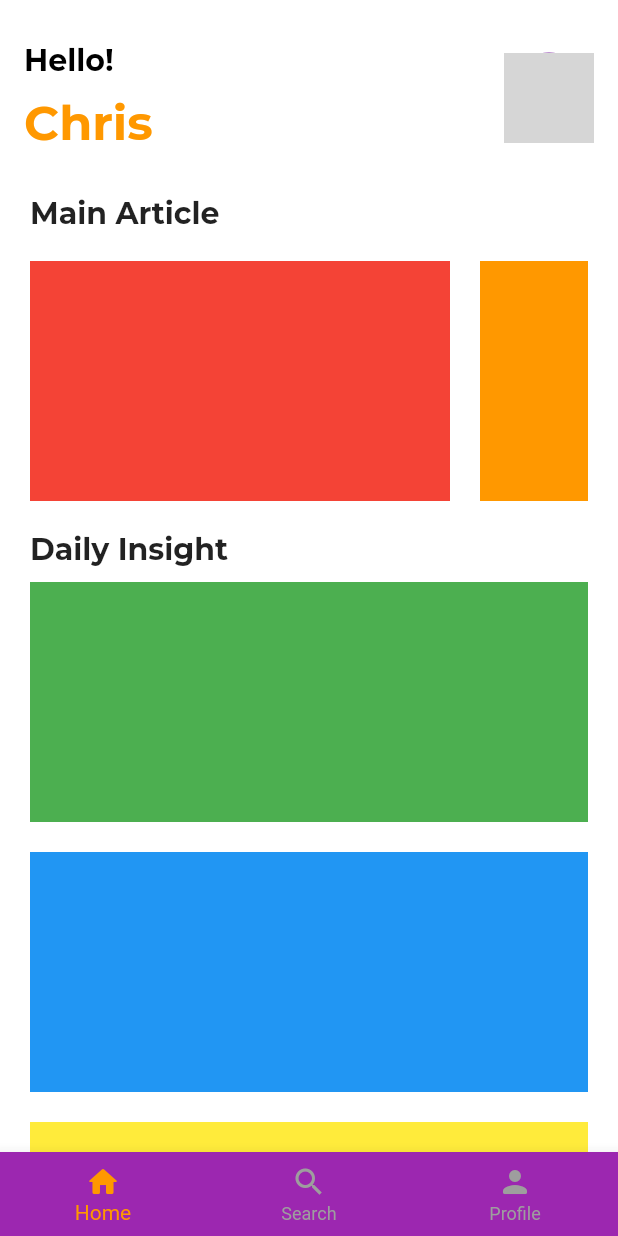
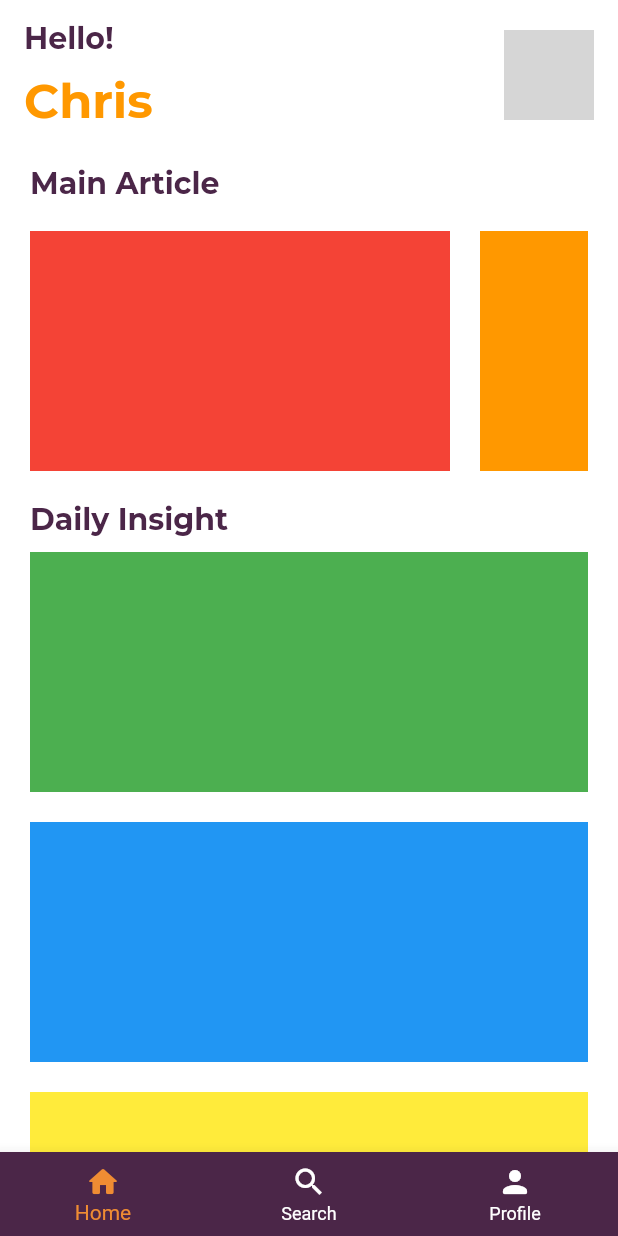
Before and after one commit to ChristianAbraham/KnowPedia-Mobile-App, a Flutter app: the screen it shows after launch, on a phone screen of 412 x 824 dp. Run offline on Flutter 3.47's test engine with Material 2 defaults, Android fonts, the phone set to English and light mode, and no system bars; network calls fail; project files that could hold a hidden picture were left out; grey boxes are pictures that could not be loaded.

Commit message:
color added on main

```diff
--- a/lib/main.dart
+++ b/lib/main.dart
@@ -3,6 +3,9 @@ import 'package:flutter/material.dart';
 void main(List<String> args) {
   runApp(MyApp());
 }
+
+const Color warnaUngu = Color.fromARGB(255, 75, 38, 72);
+const Color warnaOren = Color.fromARGB(255, 239, 140, 51);
 
 class MyApp extends StatelessWidget {
   @override
@@ -16,11 +19,11 @@ class MyApp extends StatelessWidget {
       home: Scaffold(
         backgroundColor: Colors.white,
         appBar: AppBar(
-          toolbarHeight: 120,
+          toolbarHeight: 100,
           elevation: 0,
           backgroundColor: Colors.white,
           title: Padding(
-            padding: const EdgeInsets.fromLTRB(0, 10, 0, 0),
+            padding: const EdgeInsets.fromLTRB(0, 10, 0, 10),
             child: Row(
               mainAxisAlignment: MainAxisAlignment.spaceBetween,
               children: [
@@ -31,7 +34,7 @@ class MyApp extends StatelessWidget {
                     Padding(
                       padding: EdgeInsets.fromLTRB(0, 0, 0, 10),
                       child: Text("Hello!",
-                      style: TextStyle(color: Colors.black,
+                      style: TextStyle(color: warnaUngu,
                       fontSize: 20,
                       fontFamily: "Montserrat",
                       fontWeight: FontWeight.w700)),
@@ -65,7 +68,7 @@ class MyApp extends StatelessWidget {
             children: [
               const Padding(
                 padding: EdgeInsets.only(bottom: 20, top: 10),
-                child: Text("Main Article", style: TextStyle(fontSize: 20, fontWeight: FontWeight.bold, fontFamily: "Montserrat")),
+                child: Text("Main Article", style: TextStyle(color: warnaUngu,fontSize: 20, fontWeight: FontWeight.bold, fontFamily: "Montserrat")),
               ),
               SizedBox(height: 160,
               child: ListView(
@@ -95,13 +98,12 @@ class MyApp extends StatelessWidget {
                       color: Colors.yellow,
                     ),
                   ),
-
                 ],
               ),
             ),
               const Padding(
                 padding: EdgeInsets.only(bottom: 10, top: 20),
-                child: Text("Daily Insight", style: TextStyle(fontSize: 20, fontWeight: FontWeight.bold, fontFamily: "Montserrat")),
+                child: Text("Daily Insight", style: TextStyle(color: warnaUngu,fontSize: 20, fontWeight: FontWeight.bold, fontFamily: "Montserrat")),
               ),
               Flexible(child:
               ListView(
@@ -138,7 +140,7 @@ class MyApp extends StatelessWidget {
             ],),
         ),
         bottomNavigationBar: BottomNavigationBar(
-          backgroundColor: Colors.purple,
+          backgroundColor: warnaUngu,
 
           items: const <BottomNavigationBarItem>[
             BottomNavigationBarItem(
@@ -154,8 +156,8 @@ class MyApp extends StatelessWidget {
               label: 'Profile',
             ),
           ],
-          selectedItemColor: Colors.orange,
-          unselectedItemColor: Colors.grey
+          selectedItemColor: warnaOren,
+          unselectedItemColor: Colors.white
         ),
       )
     );
```
